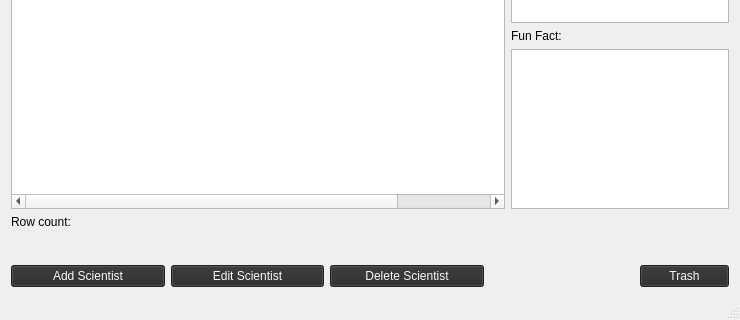
First picture: the form in famGUI/mainwindow.ui, repository gdgunnars/famCS3.0, before the edit; both pictures show x 0 to 740 and y 330 to 650 of the 740 by 650 pixel window.
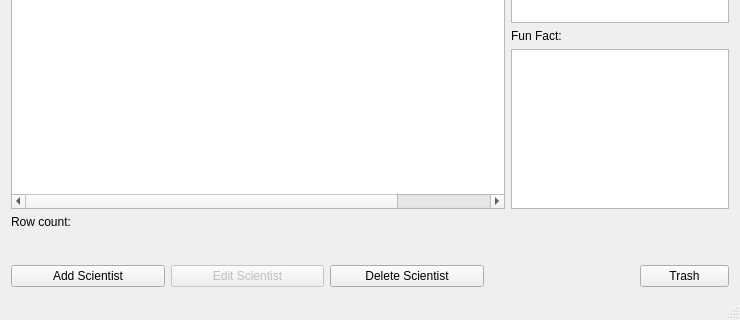
Second picture: the form after the edit. Icons and pictures are not drawn.

```diff
--- a/famGUI/mainwindow.ui
+++ b/famGUI/mainwindow.ui
@@ -444,9 +444,7 @@
       <item>
        <widget class="QPushButton" name="add">
         <property name="styleSheet">
-         <string notr="true">background-color: rgb(43, 43, 43);
-color: rgb(249, 249, 249);
-font: 8pt &quot;Open Sans&quot;;</string>
+         <string notr="true"/>
         </property>
         <property name="text">
          <string>Add Scientist</string>
@@ -459,9 +457,7 @@
          <bool>false</bool>
         </property>
         <property name="styleSheet">
-         <string notr="true">background-color: rgb(43, 43, 43);
-color: rgb(249, 249, 249);
-font: 8pt &quot;Open Sans&quot;;</string>
+         <string notr="true"/>
         </property>
         <property name="text">
          <string>Edit Scientist</string>
@@ -471,9 +467,7 @@
       <item>
        <widget class="QPushButton" name="delete_2">
         <property name="styleSheet">
-         <string notr="true">background-color: rgb(43, 43, 43);
-color: rgb(249, 249, 249);
-font: 8pt &quot;Open Sans&quot;;</string>
+         <string notr="true"/>
         </property>
         <property name="text">
          <string>Delete Scientist</string>
@@ -511,9 +505,7 @@
          </size>
         </property>
         <property name="styleSheet">
-         <string notr="true">background-color: rgb(43, 43, 43);
-color: rgb(249, 249, 249);
-font: 8pt &quot;Open Sans&quot;;</string>
+         <string notr="true"/>
         </property>
         <property name="text">
          <string>Trash</string>
```
Left out of the diff: 2 changed lines with no effect on the pictures.
